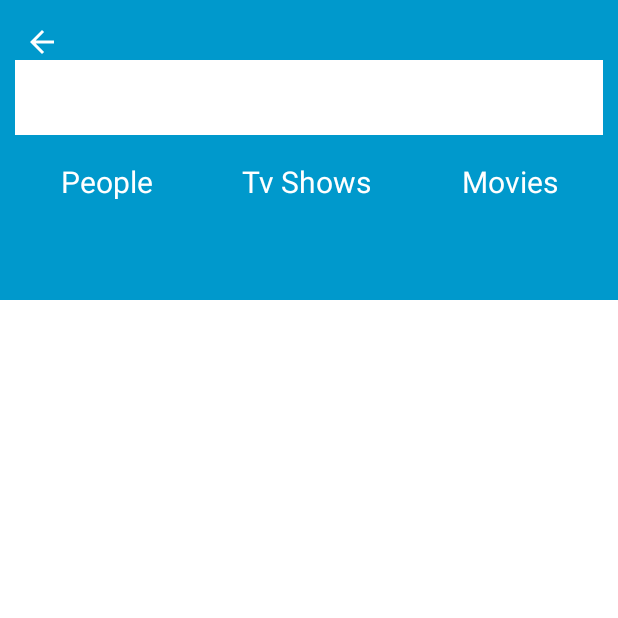
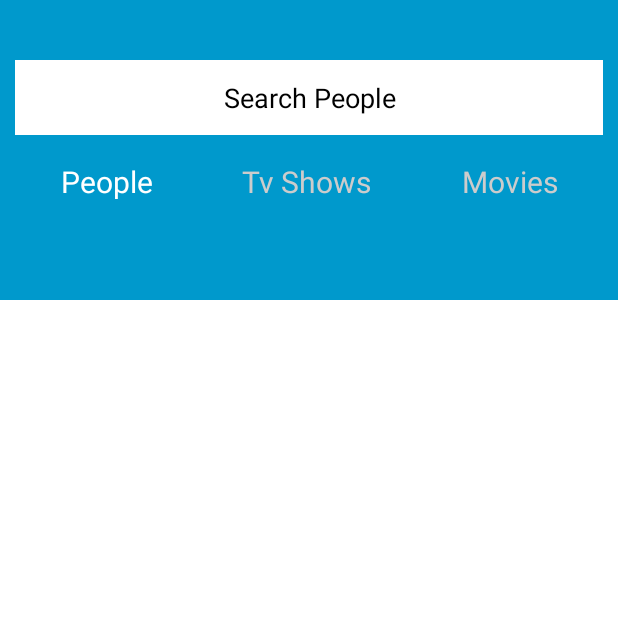
Before and after one commit to rohitksingh/Mangoose, an Android app: the screen it shows after launch (SearchActivity), after a tap on "People", on a phone screen of 412 x 824 dp, the top half of it. Run offline under Robolectric (Android 15) with nearby library versions, the light colour scheme and no system bars.

Commit message:
Back Button removed,NPE exception handled,Line added bw crews aand cast

```diff
--- a/OMDB/app/src/main/java/com/omdb/rohksin/omdb/Adaters/CrewListAdapter.java
+++ b/OMDB/app/src/main/java/com/omdb/rohksin/omdb/Adaters/CrewListAdapter.java
@@ -49,7 +49,7 @@ public class CrewListAdapter  extends RecyclerView.Adapter<CrewListAdapter.CrewV
 
         Log.d("ImagePICASSO", crew.toString());
 
-        holder.crewName.setText(crew.getName() + "\n As");
+        holder.crewName.setText(crew.getName());
         holder.roleName.setText(crew.getJob());
 
 
--- a/OMDB/app/src/main/java/com/omdb/rohksin/omdb/Adaters/PeopleListAdapter.java
+++ b/OMDB/app/src/main/java/com/omdb/rohksin/omdb/Adaters/PeopleListAdapter.java
@@ -11,14 +11,12 @@ import android.widget.ImageView;
 import android.widget.TextView;
 
 import com.omdb.rohksin.omdb.BlankActivity;
-import com.omdb.rohksin.omdb.Movie;
 import com.omdb.rohksin.omdb.NewSearch.POJO.PeopleDetail;
 import com.omdb.rohksin.omdb.NewSearch.Utility.MovieUtils;
 import com.omdb.rohksin.omdb.R;
 import com.squareup.picasso.Picasso;
 
 import java.util.ArrayList;
-import java.util.List;
 
 /**
  * Created by Illuminati on 6/25/2017.
--- a/OMDB/app/src/main/java/com/omdb/rohksin/omdb/ObjectOrientedSearch/SearchActivity.java
+++ b/OMDB/app/src/main/java/com/omdb/rohksin/omdb/ObjectOrientedSearch/SearchActivity.java
@@ -3,6 +3,7 @@ package com.omdb.rohksin.omdb.ObjectOrientedSearch;
 import android.content.BroadcastReceiver;
 import android.content.Context;
 import android.content.IntentFilter;
+import android.graphics.Color;
 import android.os.Bundle;
 import android.support.v7.app.AppCompatActivity;
 import android.support.v7.widget.LinearLayoutManager;
@@ -32,9 +33,12 @@ public class SearchActivity extends AppCompatActivity {
 
     private TextView peopleButton;
     private TextView moviesButton;
-    private TextView TvShow;
+    private TextView TvShowButton;
     private EditText seachEditText;
     private int SearchType =3;
+
+    private int ACTIVE = Color.WHITE;
+    private int INACTIVE = Color.LTGRAY;
 
 
 
@@ -61,7 +65,11 @@ public class SearchActivity extends AppCompatActivity {
         seachEditText = (EditText)layout.findViewById(R.id.search_movies);
         peopleButton = (TextView)layout.findViewById(R.id.personSearch);
         moviesButton = (TextView)layout.findViewById(R.id.movieSearch);
-        TvShow = (TextView)findViewById(R.id.TVShowSearch);
+        TvShowButton = (TextView)findViewById(R.id.TVShowSearch);
+
+        seachEditText.setHintTextColor(Color.BLACK);
+
+        defalutSearchType();
 
         IntentFilter filter = new IntentFilter();
         filter.addAction(Search.SEARCH_FINISHED);
@@ -105,24 +113,59 @@ public class SearchActivity extends AppCompatActivity {
         peopleButton.setOnClickListener(new View.OnClickListener() {
             @Override
             public void onClick(View v) {
-                seachEditText.setHint("PEOPLE");
+                seachEditText.setHint("Search People");
                 SearchType = 1;
+                indicateSearchType(SearchType);
             }
         });
         moviesButton.setOnClickListener(new View.OnClickListener() {
             @Override
             public void onClick(View v) {
-                seachEditText.setHint("MOVIES");
+                seachEditText.setHint("Search Movies");
                 SearchType = 3;
+                indicateSearchType(SearchType);
             }
         });
-        TvShow.setOnClickListener(new View.OnClickListener() {
+        TvShowButton.setOnClickListener(new View.OnClickListener() {
             @Override
             public void onClick(View v) {
-                seachEditText.setHint("TV SHOW");
+                seachEditText.setHint("Search Tv Shows");
                 SearchType = 2;
+                indicateSearchType(SearchType);
             }
         });
     }
 
+    public void defalutSearchType()
+    {
+        seachEditText.setHint("Search Movies");
+        SearchType = 3;
+        peopleButton.setTextColor(INACTIVE);
+        TvShowButton.setTextColor(INACTIVE);
+        moviesButton.setTextColor(ACTIVE);
+
+    }
+
+    public void indicateSearchType(int SearchType)
+    {
+        if(SearchType==1)
+        {
+            peopleButton.setTextColor(ACTIVE);
+            TvShowButton.setTextColor(INACTIVE);
+            moviesButton.setTextColor(INACTIVE);
+
+        }else if(SearchType==2)
+        {
+            peopleButton.setTextColor(INACTIVE);
+            TvShowButton.setTextColor(ACTIVE);
+            moviesButton.setTextColor(INACTIVE);
+        }
+        else
+        {
+            peopleButton.setTextColor(INACTIVE);
+            TvShowButton.setTextColor(INACTIVE);
+            moviesButton.setTextColor(ACTIVE);
+        }
+    }
+
 }
--- a/OMDB/app/src/main/res/layout/blank_activity.xml
+++ b/OMDB/app/src/main/res/layout/blank_activity.xml
@@ -97,6 +97,11 @@
             <include layout="@layout/top_3_actors"
                 android:id="@+id/top3Actors"
                 />
+            <View
+                android:layout_width="match_parent"
+                android:layout_height="1dp"
+                android:background="#000000"
+                />
             <include layout="@layout/top3crew"
                 android:id="@+id/top3crew"
                 />
--- a/OMDB/app/src/main/res/layout/main_search_page.xml
+++ b/OMDB/app/src/main/res/layout/main_search_page.xml
@@ -36,7 +36,7 @@
                 android:layout_height="?attr/actionBarSize"
                 app:popupTheme="@style/ThemeOverlay.AppCompat.Light"
                 app:layout_collapseMode="pin"
-                app:navigationIcon="?attr/homeAsUpIndicator"
+
                 />
         </android.support.design.widget.CollapsingToolbarLayout>
     </android.support.design.widget.AppBarLayout>
```
Also changed, not shown: OMDB/app/src/main/java/com/omdb/rohksin/omdb/PeopleDetailActivity.java (+3 -5 lines), OMDB/app/src/main/res/layout/actor_landing_single_item.xml (+13 -5 lines), OMDB/app/src/main/res/layout/crew_landing_single_item.xml (+14 -6 lines), OMDB/app/src/main/res/drawable/peopleplaceholder.png (added).
